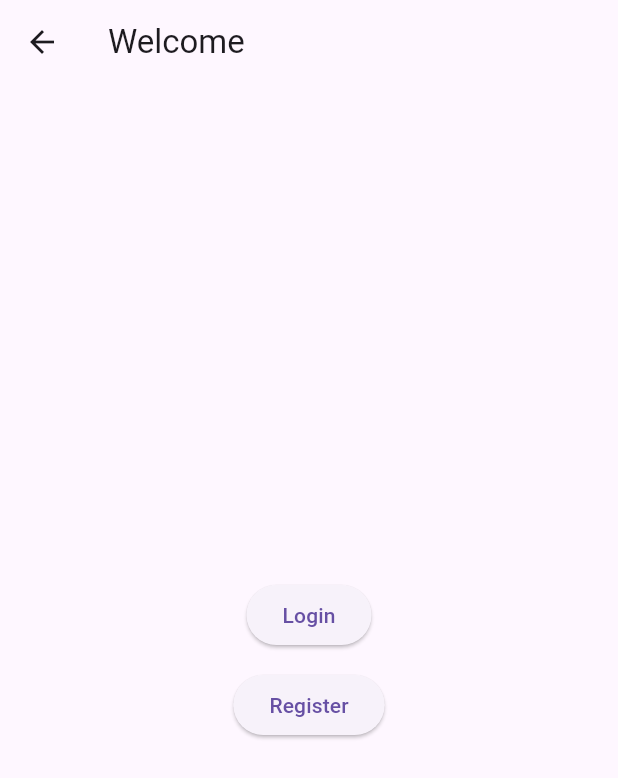
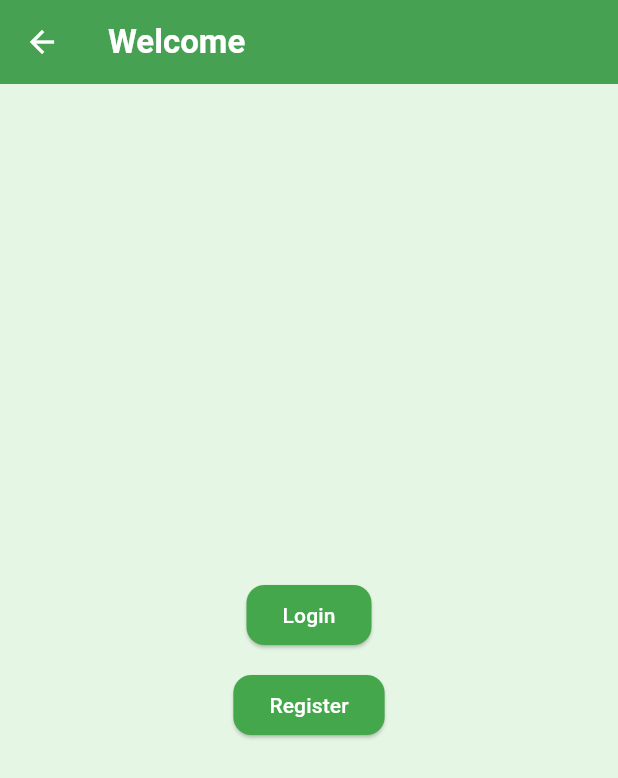
Before and after one commit to ericthegeorge/FootballTracker, a Flutter app: the screen it shows after launch, on a phone screen of 412 x 824 dp. Shown: the top 778 px of the screen. Run offline on Flutter 3.47's test engine with Material 3 defaults, Android fonts, the phone set to English and light mode, and no system bars; our stand-ins replace image_picker.

Commit message:
added global themes and images for main selection buttons

```diff
--- a/frontend/lib/main.dart
+++ b/frontend/lib/main.dart
@@ -10,6 +10,47 @@
   Widget build(BuildContext context) {
     return MaterialApp(
       title: 'Football Tracker',
+      theme: ThemeData(
+        scaffoldBackgroundColor: const Color(0xFFE5F6E5),
+        // Color.fromARGB(
+        //   228,
+        //   68,
+        //   167,
+        //   76,
+        // ), // Global background color
+        appBarTheme: AppBarTheme(
+          backgroundColor: const Color(0xFF44A74C),
+          foregroundColor: Colors.white,
+          elevation: 2,
+        ),
+        // elevatedButtonTheme: ElevatedButtonThemeData(
+        elevatedButtonTheme: ElevatedButtonThemeData(
+          style: ElevatedButton.styleFrom(
+            backgroundColor: Color(0xFF44A74C), // Primary green
+            foregroundColor: Colors.white, // Button text
+            shape: RoundedRectangleBorder(
+              borderRadius: BorderRadius.circular(12),
+            ),
+          ),
+        ),
+        // )
+        textTheme: const TextTheme(
+          bodyMedium: TextStyle(color: Colors.black87),
+          titleLarge: TextStyle(
+            color: Colors.black,
+            fontWeight: FontWeight.bold,
+          ),
+        ),
+
+        textButtonTheme: TextButtonThemeData(
+          style: TextButton.styleFrom(
+            foregroundColor: Color(0xFF2E7D32), // Dark green text buttons
+          ),
+        ),
+
+        // You can also change app bar, text theme etc here
+      ),
+
       initialRoute: Routes.home, // Set the initial route to the login screen
       onGenerateRoute: Routes.generateRoute, // Use the route generator
     );
--- a/frontend/pubspec.yaml
+++ b/frontend/pubspec.yaml
@@ -56,6 +56,8 @@
   # included with your application, so that you can use the icons in
   # the material Icons class.
   uses-material-design: true
+  assets:
+    - assets/images/
 
   # To add assets to your application, add an assets section, like this:
   # assets:
```
Also changed, not shown: frontend/lib/screens/main_selection_screen.dart (+85 -21 lines), frontend/assets/images/account.jpg (added), frontend/assets/images/leagues.jpg (added), frontend/assets/images/matches.jpg (added), frontend/assets/images/players.jpg (added), frontend/assets/images/teams.jpg (added).
